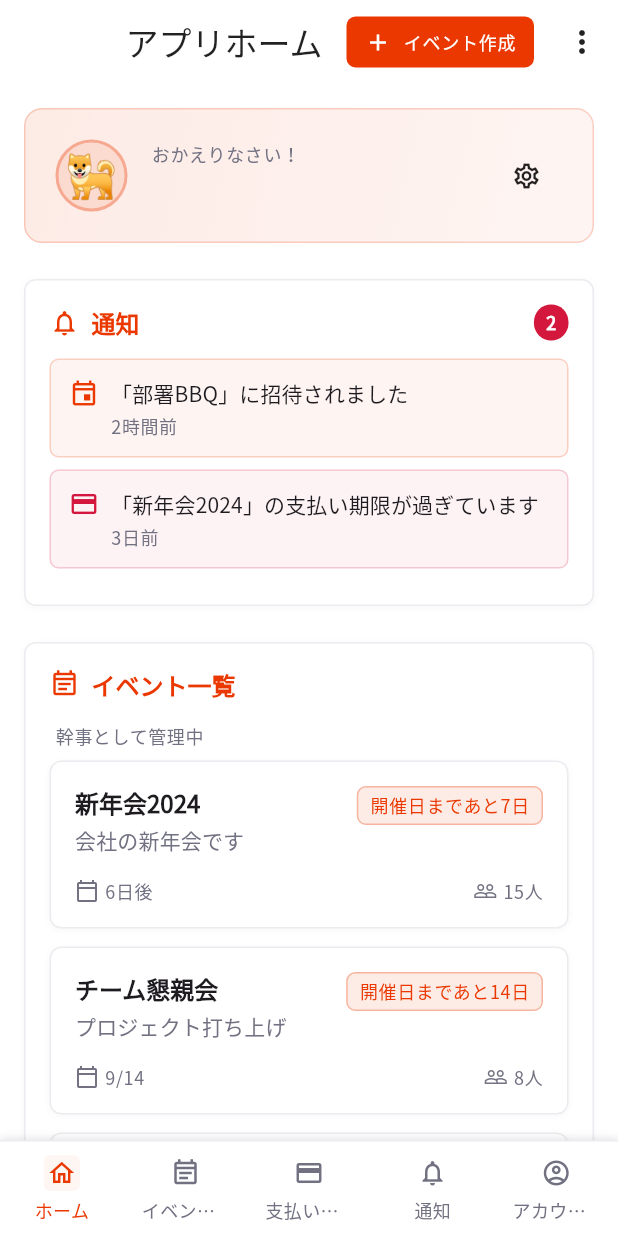
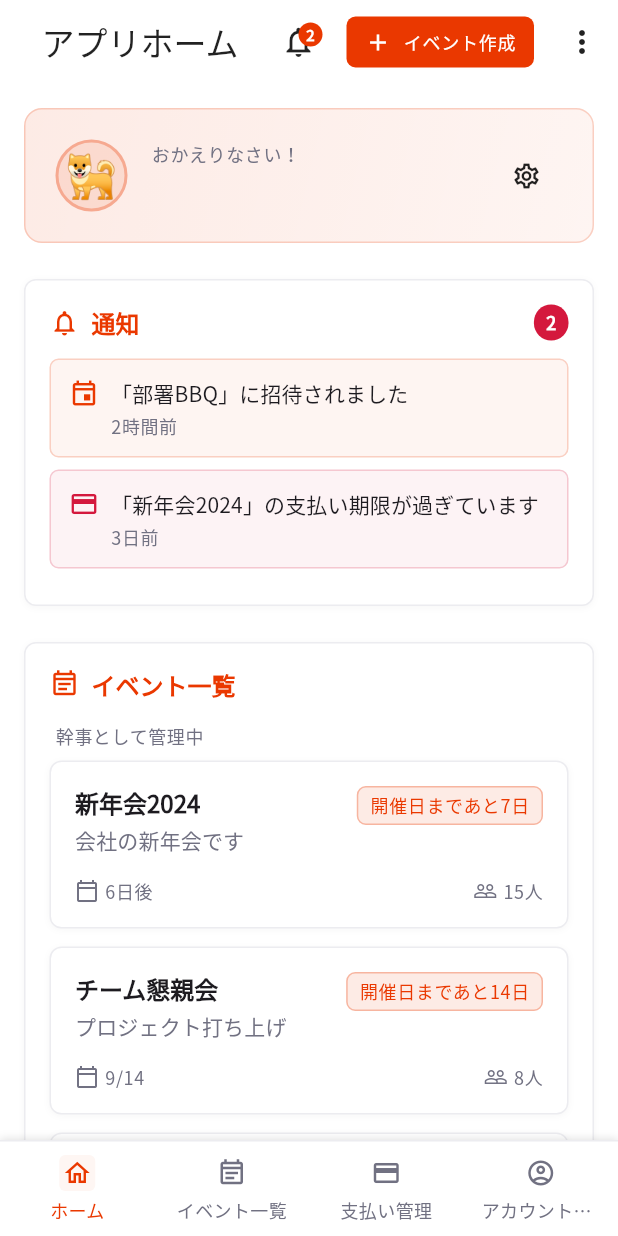
Before and after one commit to yuuu0702/shiharainu, a Flutter app: the HomePage screen opened by its route, on a phone screen of 412 x 824 dp. Run offline on Flutter 3.47's test engine with Material 3 defaults, Android fonts, the phone set to English and light mode, and no system bars; our stand-ins replace cloud_firestore, firebase_auth, firebase_core, freezed_annotation, go_router, google_fonts and 1 more; accounts and stored records are empty.

Commit message:
fix: 通知ページをボトムナビからホームに移動させた

```diff
--- a/lib/pages/home_page.dart
+++ b/lib/pages/home_page.dart
@@ -139,6 +139,9 @@ class _HomePageState extends ConsumerState<HomePage> {
         return SimplePage(
           title: 'アプリホーム',
           actions: [
+            // 通知ベルアイコン（未読バッジ付き）
+            _buildNotificationIcon(),
+            const SizedBox(width: 8),
             AppButton.primary(
               text: 'イベント作成',
               icon: const Icon(Icons.add, size: 18),
@@ -848,6 +851,51 @@ class _HomePageState extends ConsumerState<HomePage> {
       return '${date.month}/${date.day}';
     }
   }
+
+  // 通知ベルアイコン（未読バッジ付き）を構築
+  Widget _buildNotificationIcon() {
+    // 未読通知数を計算
+    final unreadCount = _notifications.where((n) => !n.isRead).length;
+
+    return Stack(
+      children: [
+        IconButton(
+          onPressed: () => context.go('/notifications'),
+          icon: const Icon(
+            Icons.notifications_outlined,
+            size: 24,
+          ),
+          tooltip: '通知を確認',
+        ),
+        // 未読バッジ
+        if (unreadCount > 0)
+          Positioned(
+            right: 8,
+            top: 8,
+            child: Container(
+              padding: const EdgeInsets.all(4),
+              decoration: BoxDecoration(
+                color: AppTheme.primaryColor,
+                shape: BoxShape.circle,
+              ),
+              constraints: const BoxConstraints(
+                minWidth: 16,
+                minHeight: 16,
+              ),
+              child: Text(
+                unreadCount > 99 ? '99+' : unreadCount.toString(),
+                style: const TextStyle(
+                  color: Colors.white,
+                  fontSize: 10,
+                  fontWeight: FontWeight.bold,
+                ),
+                textAlign: TextAlign.center,
+              ),
+            ),
+          ),
+      ],
+    );
+  }
 }
 
 // データモデル（実際のアプリではshared/modelsに移動）
--- a/lib/shared/widgets/app_bottom_navigation.dart
+++ b/lib/shared/widgets/app_bottom_navigation.dart
@@ -6,11 +6,13 @@ class AppBottomNavigationItem {
   final String label;
   final IconData icon;
   final String route;
+  final int? badgeCount; // 通知バッジ用（nullの場合はバッジなし）
 
   const AppBottomNavigationItem({
     required this.label,
     required this.icon,
     required this.route,
+    this.badgeCount,
   });
 }
 
@@ -68,6 +70,9 @@ class AppBottomNavigation extends StatelessWidget {
             child: Column(
               mainAxisAlignment: MainAxisAlignment.center,
               children: [
+                Stack(
+                  clipBehavior: Clip.none,
+                  children: [
                     Container(
                       padding: const EdgeInsets.all(2),
                       decoration: isActive
@@ -81,6 +86,34 @@ class AppBottomNavigation extends StatelessWidget {
                         size: 20,
                         color: isActive ? AppTheme.primaryColor : AppTheme.mutedForeground,
                       ),
+                    ),
+                    // バッジ表示
+                    if (item.badgeCount != null && item.badgeCount! > 0)
+                      Positioned(
+                        right: -2,
+                        top: -2,
+                        child: Container(
+                          padding: const EdgeInsets.all(3),
+                          decoration: const BoxDecoration(
+                            color: AppTheme.primaryColor,
+                            shape: BoxShape.circle,
+                          ),
+                          constraints: const BoxConstraints(
+                            minWidth: 14,
+                            minHeight: 14,
+                          ),
+                          child: Text(
+                            item.badgeCount! > 99 ? '99+' : item.badgeCount!.toString(),
+                            style: const TextStyle(
+                              color: Colors.white,
+                              fontSize: 9,
+                              fontWeight: FontWeight.bold,
+                            ),
+                            textAlign: TextAlign.center,
+                          ),
+                        ),
+                      ),
+                  ],
                 ),
                 const SizedBox(height: 4),
                 Text(
--- a/lib/shared/widgets/global_navigation_wrapper.dart
+++ b/lib/shared/widgets/global_navigation_wrapper.dart
@@ -30,11 +30,6 @@ class GlobalNavigationWrapper extends StatelessWidget {
       label: '支払い管理',
       icon: Icons.payment_outlined,
       route: '/payment-management',
-    ),
-    AppBottomNavigationItem(
-      label: '通知',
-      icon: Icons.notifications_outlined,
-      route: '/notifications',
     ),
     AppBottomNavigationItem(
       label: 'アカウント情報',
```
Lines whose indentation alone changed are shown as unchanged.
